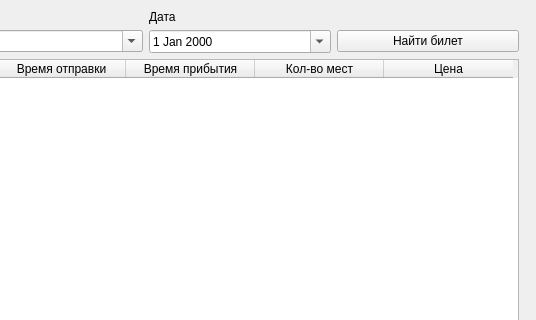
First picture: the form in data/etc/Ticket.ui, repository Substance-live/Train_application, before the edit; both pictures show x 272 to 808 and y 0 to 320 of the 808 by 465 pixel window.
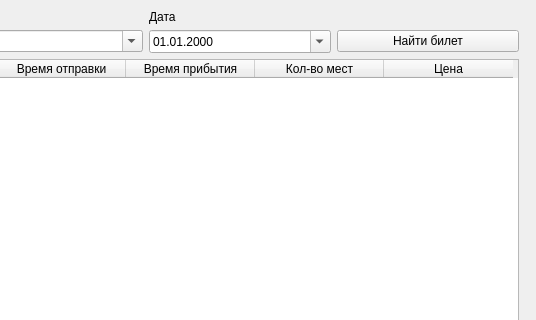
Second picture: the form after the edit.

The edit to the form file:
```diff
--- a/data/etc/Ticket.ui
+++ b/data/etc/Ticket.ui
@@ -133,6 +133,9 @@
            <pointsize>9</pointsize>
           </font>
          </property>
+         <property name="displayFormat">
+          <string>dd.MM.yyyy</string>
+         </property>
          <property name="calendarPopup">
           <bool>true</bool>
          </property>
```
